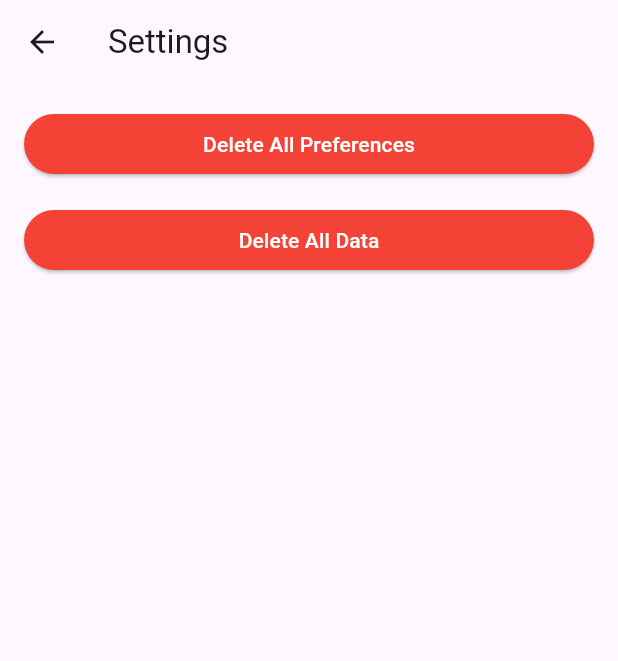
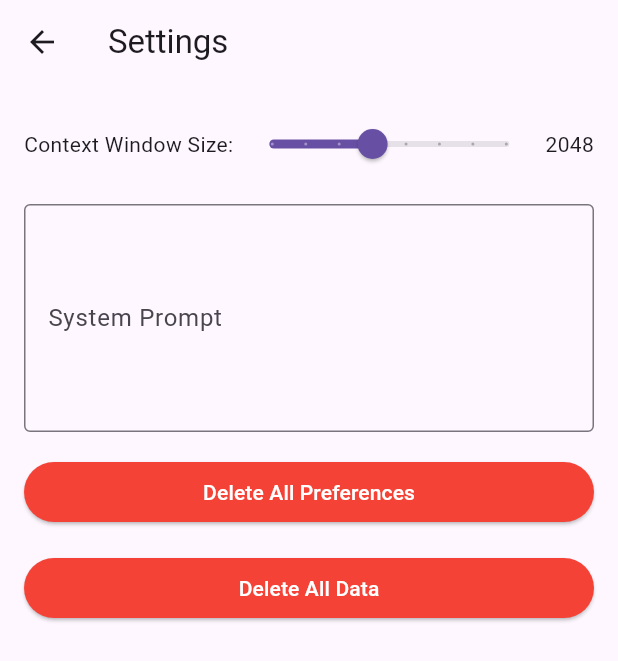
Before and after one commit to tianhaoz95/moollama, a Flutter app: the SettingsPage screen opened directly, on a phone screen of 412 x 824 dp. Shown: the top 661 px of the screen. Run offline on Flutter 3.47's test engine with Material 3 defaults, Android fonts, the phone set to English and light mode, and no system bars; our stand-ins replace card_loading, dio, shared_preferences, speech_to_text, sqflite_common_ffi, talker_flutter; missing offline and left inert: cactus, flutter_email_sender, html2md, restart_app, sanitize_html, siri_wave; accounts and stored records are empty.

Commit message:
feat: Implement Add UI for configure system prompt (fixes #5)

```diff
--- a/lib/settings_page.dart
+++ b/lib/settings_page.dart
@@ -3,10 +3,24 @@ import 'package:secret_agent/database_helper.dart';
 import 'package:shared_preferences/shared_preferences.dart';
 import 'package:restart_app/restart_app.dart';
 
-class SettingsPage extends StatelessWidget {
+class SettingsPage extends StatefulWidget {
   final int? agentId;
 
   const SettingsPage({super.key, this.agentId});
+
+  @override
+  State<SettingsPage> createState() => _SettingsPageState();
+}
+
+class _SettingsPageState extends State<SettingsPage> {
+  double _contextWindowSize = 2048; // Default value
+  TextEditingController _systemPromptController = TextEditingController();
+
+  @override
+  void dispose() {
+    _systemPromptController.dispose();
+    super.dispose();
+  }
 
   @override
   Widget build(BuildContext context) {
@@ -16,6 +30,39 @@ class SettingsPage extends StatelessWidget {
         padding: const EdgeInsets.all(16.0),
         child: Column(
           children: [
+            // Context Window Size Slider
+            Row(
+              children: [
+                const Text('Context Window Size:'),
+                Expanded(
+                  child: Slider(
+                    value: _contextWindowSize,
+                    min: 512,
+                    max: 4096,
+                    divisions: 7, // (4096 - 512) / 512 = 7
+                    label: _contextWindowSize.round().toString(),
+                    onChanged: (double value) {
+                      setState(() {
+                        _contextWindowSize = value;
+                      });
+                    },
+                  ),
+                ),
+                Text(_contextWindowSize.round().toString()),
+              ],
+            ),
+            const SizedBox(height: 16),
+            // System Prompt Text Field
+            TextField(
+              controller: _systemPromptController,
+              decoration: const InputDecoration(
+                border: OutlineInputBorder(),
+                labelText: 'System Prompt',
+                hintText: 'Enter system prompt here',
+              ),
+              maxLines: 5,
+            ),
+            const SizedBox(height: 16),
             SizedBox(
               width: double.infinity,
               child: ElevatedButton(
```
